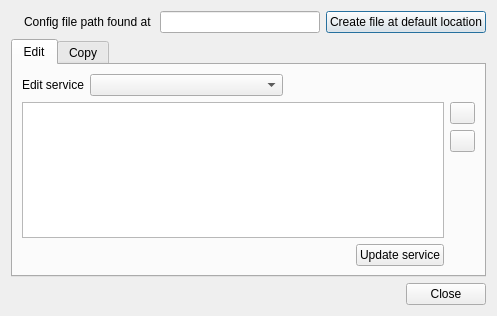
This is pg_service_parser/ui/pg_service_dialog.ui in opengisch/qgis-pg-service-parser-plugin as Qt 5 draws it before an edit. The edited form follows.
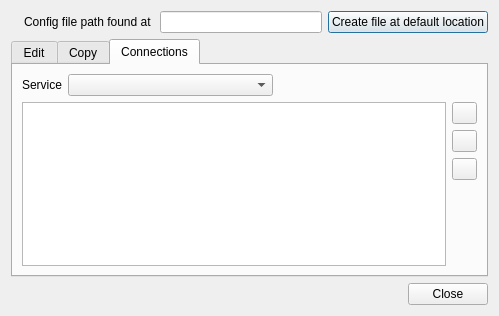
This is the edited form. The open tabs and pages were chosen to show the change. Icons and pictures are not drawn.

Commit message: [gui] Add tab for listing and managing (add/edit/remove) connections to a particular service; refactor ServiceNameDialog to also handle connection names

Patch:
```diff
--- a/pg_service_parser/ui/pg_service_dialog.ui
+++ b/pg_service_parser/ui/pg_service_dialog.ui
@@ -6,7 +6,7 @@
    <rect>
     <x>0</x>
     <y>0</y>
-    <width>497</width>
+    <width>499</width>
     <height>316</height>
    </rect>
   </property>
@@ -326,6 +326,143 @@
        </item>
       </layout>
      </widget>
+     <widget class="QWidget" name="tabConnections">
+      <attribute name="title">
+       <string>Connections</string>
+      </attribute>
+      <layout class="QGridLayout" name="gridLayout_4">
+       <item row="0" column="0" colspan="2">
+        <layout class="QHBoxLayout" name="horizontalLayout_5">
+         <item>
+          <widget class="QLabel" name="lblServiceConnections">
+           <property name="text">
+            <string>Service</string>
+           </property>
+          </widget>
+         </item>
+         <item>
+          <widget class="QComboBox" name="cboConnectionService">
+           <property name="sizePolicy">
+            <sizepolicy hsizetype="MinimumExpanding" vsizetype="Fixed">
+             <horstretch>0</horstretch>
+             <verstretch>0</verstretch>
+            </sizepolicy>
+           </property>
+          </widget>
+         </item>
+         <item>
+          <spacer name="horizontalSpacer_4">
+           <property name="orientation">
+            <enum>Qt::Horizontal</enum>
+           </property>
+           <property name="sizeHint" stdset="0">
+            <size>
+             <width>40</width>
+             <height>20</height>
+            </size>
+           </property>
+          </spacer>
+         </item>
+        </layout>
+       </item>
+       <item row="1" column="0">
+        <widget class="QTableView" name="tblServiceConnections">
+         <property name="editTriggers">
+          <set>QAbstractItemView::DoubleClicked|QAbstractItemView::EditKeyPressed</set>
+         </property>
+         <property name="alternatingRowColors">
+          <bool>true</bool>
+         </property>
+         <property name="selectionMode">
+          <enum>QAbstractItemView::SingleSelection</enum>
+         </property>
+         <property name="selectionBehavior">
+          <enum>QAbstractItemView::SelectRows</enum>
+         </property>
+         <property name="gridStyle">
+          <enum>Qt::DotLine</enum>
+         </property>
+         <property name="wordWrap">
+          <bool>false</bool>
+         </property>
+         <attribute name="horizontalHeaderVisible">
+          <bool>false</bool>
+         </attribute>
+         <attribute name="horizontalHeaderStretchLastSection">
+          <bool>true</bool>
+         </attribute>
+         <attribute name="verticalHeaderVisible">
+          <bool>false</bool>
+         </attribute>
+        </widget>
+       </item>
+       <item row="1" column="1">
+        <layout class="QVBoxLayout" name="verticalLayout_3">
+         <item>
+          <widget class="QPushButton" name="btnAddConnection">
+           <property name="maximumSize">
+            <size>
+             <width>25</width>
+             <height>25</height>
+            </size>
+           </property>
+           <property name="toolTip">
+            <string>Add connection to current service</string>
+           </property>
+           <property name="text">
+            <string/>
+           </property>
+          </widget>
+         </item>
+         <item>
+          <widget class="QPushButton" name="btnEditConnection">
+           <property name="maximumSize">
+            <size>
+             <width>25</width>
+             <height>25</height>
+            </size>
+           </property>
+           <property name="toolTip">
+            <string>Edit connection</string>
+           </property>
+           <property name="text">
+            <string/>
+           </property>
+          </widget>
+         </item>
+         <item>
+          <widget class="QPushButton" name="btnRemoveConnection">
+           <property name="maximumSize">
+            <size>
+             <width>25</width>
+             <height>25</height>
+            </size>
+           </property>
+           <property name="toolTip">
+            <string>Remove connection to current service</string>
+           </property>
+           <property name="text">
+            <string/>
+           </property>
+          </widget>
+         </item>
+         <item>
+          <spacer name="verticalSpacer_3">
+           <property name="orientation">
+            <enum>Qt::Vertical</enum>
+           </property>
+           <property name="sizeHint" stdset="0">
+            <size>
+             <width>20</width>
+             <height>40</height>
+            </size>
+           </property>
+          </spacer>
+         </item>
+        </layout>
+       </item>
+      </layout>
+     </widget>
     </widget>
    </item>
    <item>
```
The commit also changes 7 other files.
